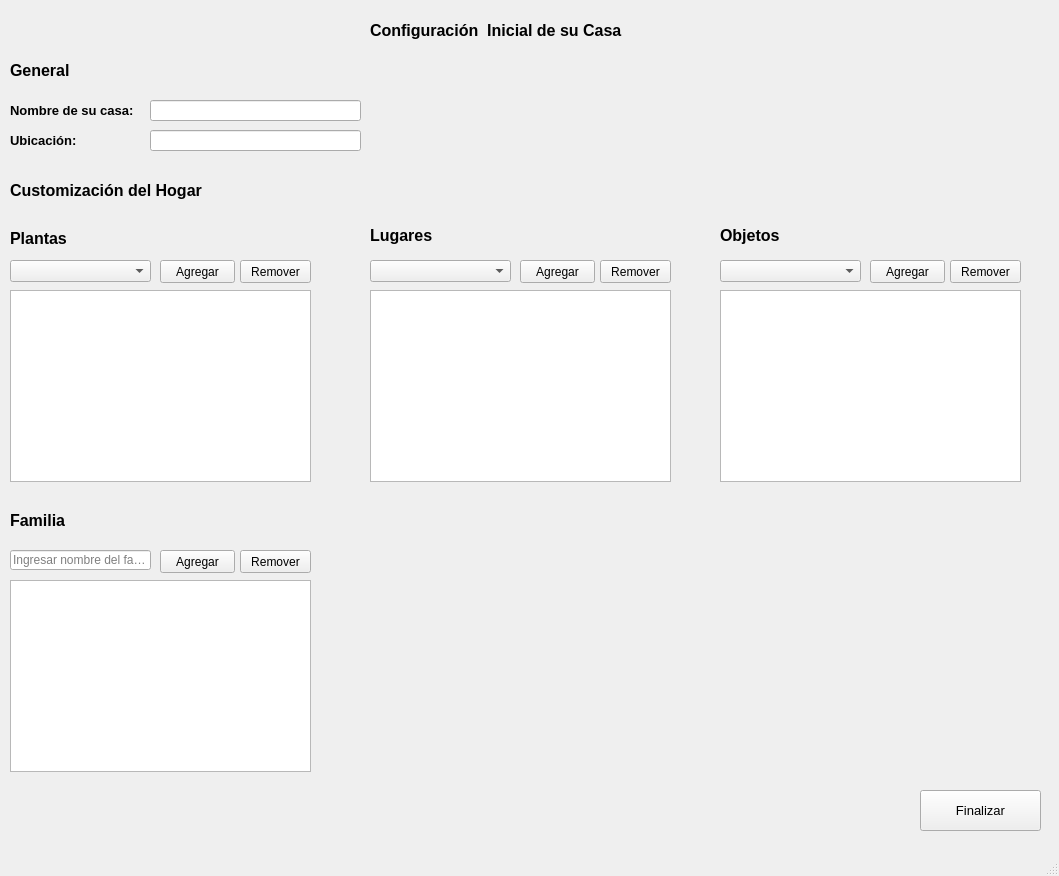
The window that src/visual/designer_ventana_principal.ui (AliciaC07/Proyecto-Prolog-Smart-House) describes before a commit, drawn with Qt 5.
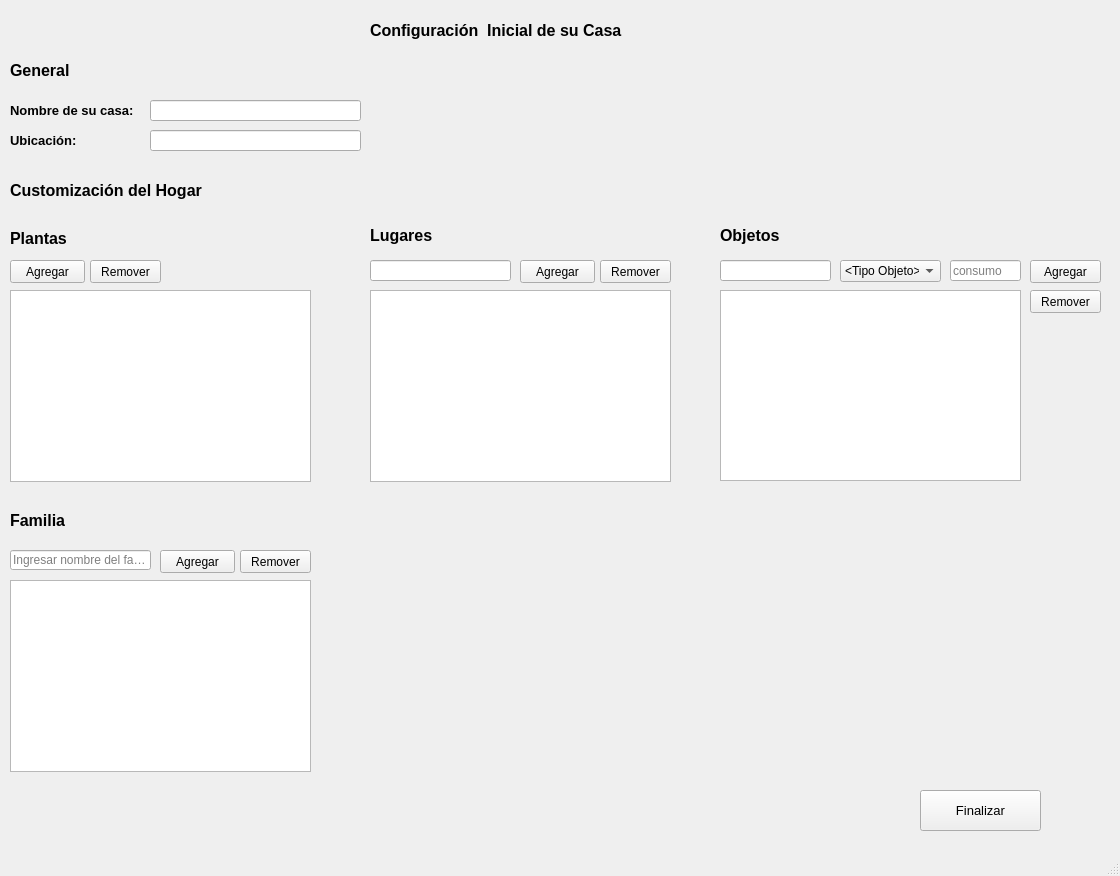
The same window after the commit.

Commit message: Creacion de los metodos para agregar y remover en platas y lugares.

Patch:
```diff
--- a/src/visual/designer_ventana_principal.ui
+++ b/src/visual/designer_ventana_principal.ui
@@ -6,7 +6,7 @@
    <rect>
     <x>0</x>
     <y>0</y>
-    <width>1059</width>
+    <width>1120</width>
     <height>876</height>
    </rect>
   </property>
@@ -84,20 +84,10 @@
      <string>Plantas</string>
     </property>
    </widget>
-   <widget class="QComboBox" name="cbPlantas">
-    <property name="geometry">
-     <rect>
-      <x>10</x>
-      <y>260</y>
-      <width>141</width>
-      <height>22</height>
-     </rect>
-    </property>
-   </widget>
    <widget class="QPushButton" name="btnAgregarPlanta">
     <property name="geometry">
      <rect>
-      <x>160</x>
+      <x>10</x>
       <y>260</y>
       <width>75</width>
       <height>23</height>
@@ -110,7 +100,7 @@
    <widget class="QPushButton" name="btnRemoverPlanta">
     <property name="geometry">
      <rect>
-      <x>240</x>
+      <x>90</x>
       <y>260</y>
       <width>71</width>
       <height>23</height>
@@ -163,16 +153,6 @@
      <string>Agregar</string>
     </property>
    </widget>
-   <widget class="QComboBox" name="cbLugares">
-    <property name="geometry">
-     <rect>
-      <x>370</x>
-      <y>260</y>
-      <width>141</width>
-      <height>22</height>
-     </rect>
-    </property>
-   </widget>
    <widget class="QListWidget" name="lwLugares">
     <property name="geometry">
      <rect>
@@ -196,22 +176,12 @@
      <string>Remover</string>
     </property>
    </widget>
-   <widget class="QComboBox" name="cbPlantas_3">
-    <property name="geometry">
-     <rect>
-      <x>720</x>
-      <y>260</y>
-      <width>141</width>
-      <height>22</height>
-     </rect>
-    </property>
-   </widget>
    <widget class="QPushButton" name="btnAgregarObjeto">
     <property name="geometry">
      <rect>
-      <x>870</x>
+      <x>1030</x>
       <y>260</y>
-      <width>75</width>
+      <width>71</width>
       <height>23</height>
      </rect>
     </property>
@@ -225,15 +195,15 @@
       <x>720</x>
       <y>290</y>
       <width>301</width>
-      <height>192</height>
+      <height>191</height>
      </rect>
     </property>
    </widget>
    <widget class="QPushButton" name="btnRemoverObjeto">
     <property name="geometry">
      <rect>
-      <x>950</x>
-      <y>260</y>
+      <x>1030</x>
+      <y>290</y>
       <width>71</width>
       <height>23</height>
      </rect>
@@ -421,6 +391,69 @@
      </rect>
     </property>
    </widget>
+   <widget class="QLineEdit" name="inputLugar">
+    <property name="geometry">
+     <rect>
+      <x>370</x>
+      <y>260</y>
+      <width>141</width>
+      <height>21</height>
+     </rect>
+    </property>
+   </widget>
+   <widget class="QLineEdit" name="inputObjeto">
+    <property name="geometry">
+     <rect>
+      <x>720</x>
+      <y>260</y>
+      <width>111</width>
+      <height>21</height>
+     </rect>
+    </property>
+   </widget>
+   <widget class="QComboBox" name="cbxTipo">
+    <property name="geometry">
+     <rect>
+      <x>840</x>
+      <y>260</y>
+      <width>101</width>
+      <height>22</height>
+     </rect>
+    </property>
+    <item>
+     <property name="text">
+      <string>&lt;Tipo Objeto&gt;</string>
+     </property>
+    </item>
+    <item>
+     <property name="text">
+      <string>Electrodomestico</string>
+     </property>
+    </item>
+    <item>
+     <property name="text">
+      <string>Agua</string>
+     </property>
+    </item>
+    <item>
+     <property name="text">
+      <string>Contundente</string>
+     </property>
+    </item>
+   </widget>
+   <widget class="QLineEdit" name="inputUnidad">
+    <property name="geometry">
+     <rect>
+      <x>950</x>
+      <y>260</y>
+      <width>71</width>
+      <height>21</height>
+     </rect>
+    </property>
+    <property name="placeholderText">
+     <string>consumo</string>
+    </property>
+   </widget>
   </widget>
   <widget class="QMenuBar" name="menubar">
    <property name="geometry">
```
Left out of the diff: 2 changed lines with no effect on the pictures. The commit also changes 6 other files.
